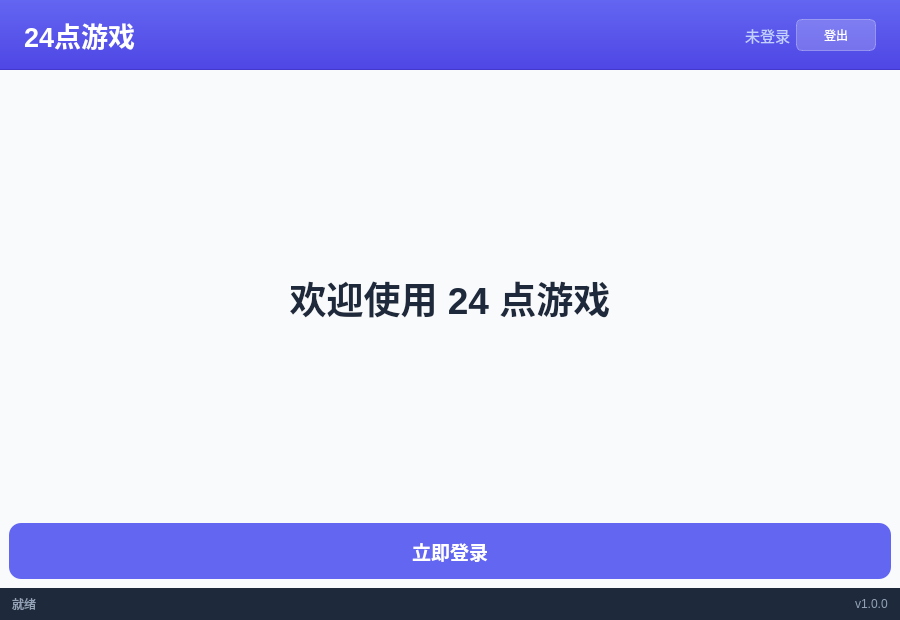
The window that mainwindow.ui (YinHY94/the_24_game) describes before a commit, drawn with Qt 5.
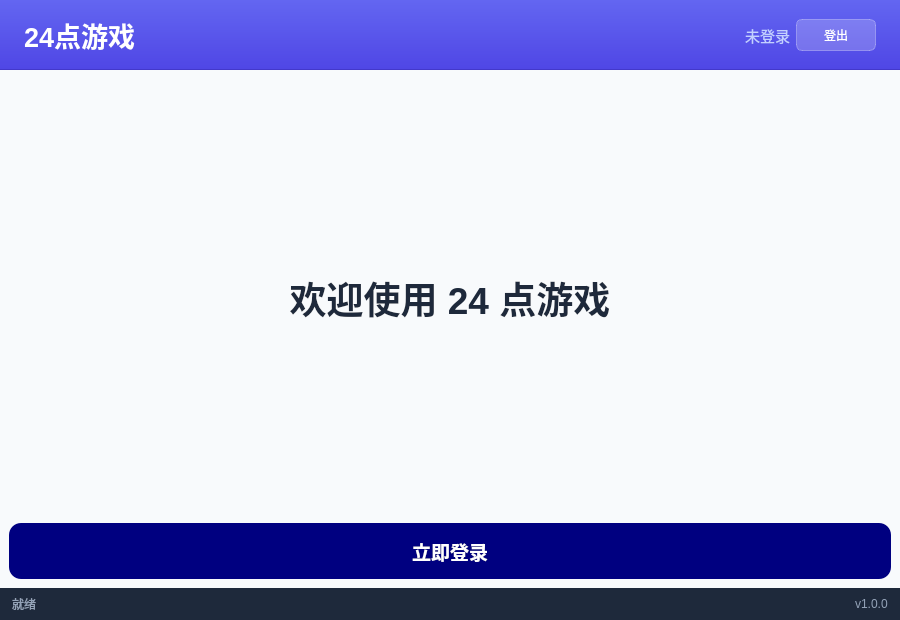
The same window after the commit. The open tabs and pages were chosen to show the change.

```diff
--- a/mainwindow.ui
+++ b/mainwindow.ui
@@ -183,7 +183,7 @@
           <property name="styleSheet">
            <string notr="true">
             QPushButton {
-                background: #6366F1;
+                background: #000080;
                 color: white;
                 border-radius: 12px;
             }
```
Left out of the diff: 2 changed lines with no effect on the pictures.
